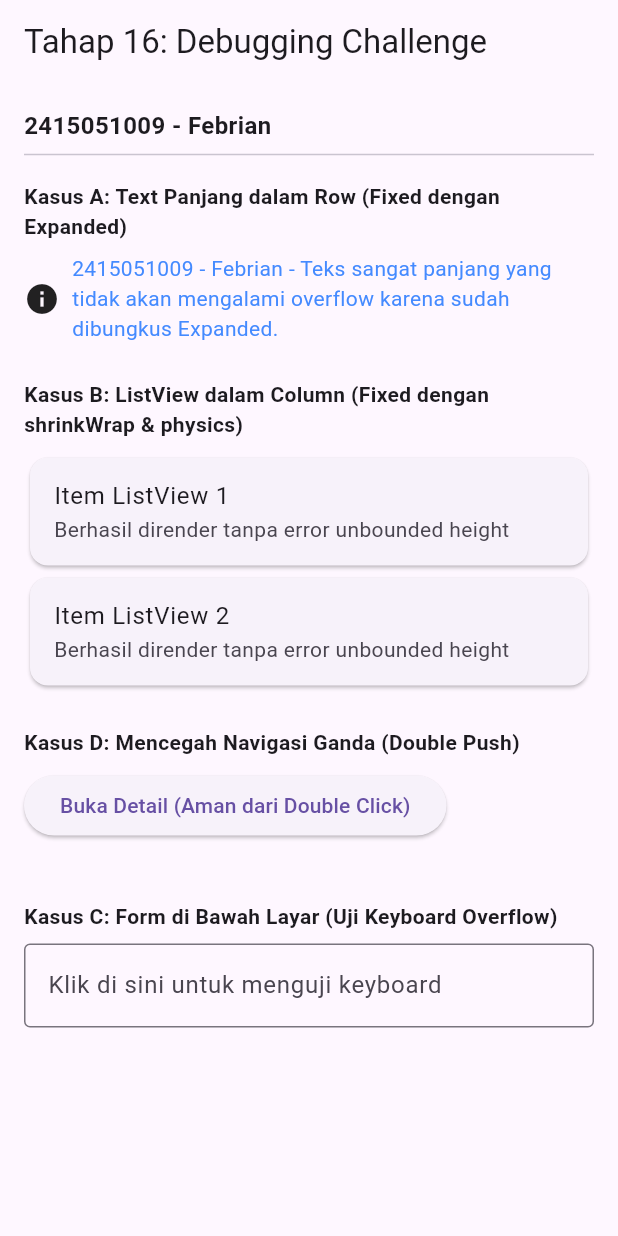
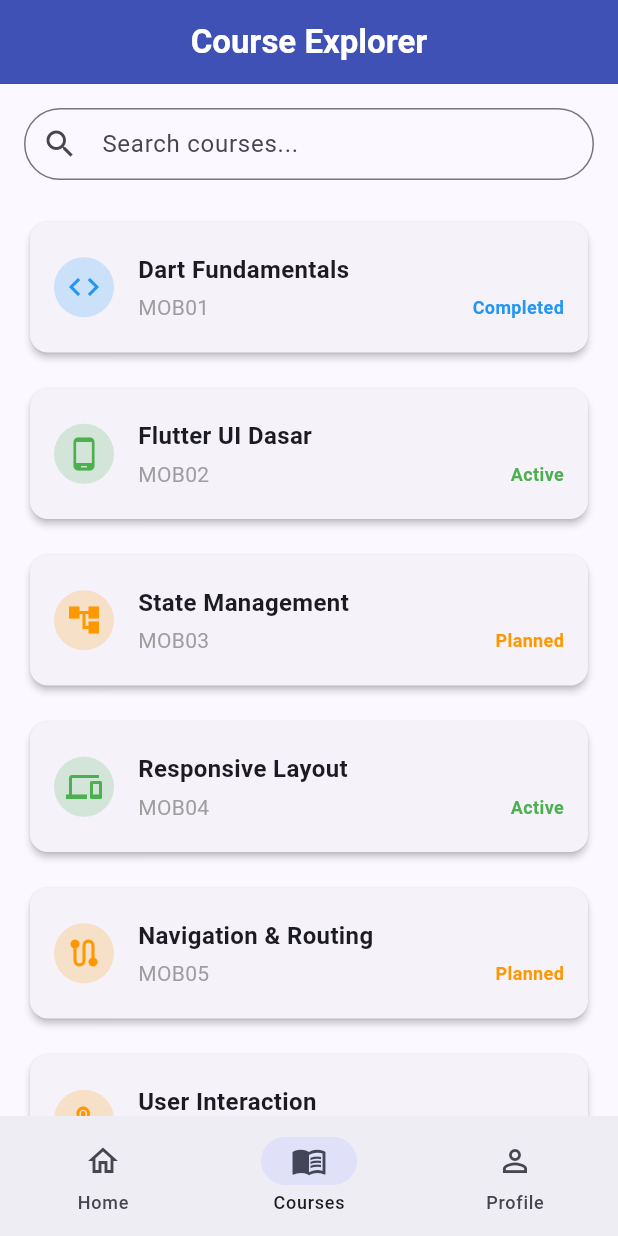
Before and after one commit to gedefebry236-hub/tugas_5_course_explorer, a Flutter app: the screen it shows after launch, on a phone screen of 412 x 824 dp. Run offline on Flutter 3.47's test engine with Material 3 defaults, Android fonts, the phone set to English and light mode, and no system bars.

Commit message:
Update main.dart to final Course Explorer app

```diff
--- a/lib/main.dart
+++ b/lib/main.dart
@@ -1,121 +1,224 @@
 import 'package:flutter/material.dart';
 
+// --- IDENTITAS MAHASISWA ---
 const String studentName = 'Febrian';
-const String studentId = '2415051009'; // NIM kamu
+const String studentId = '2415051009';
 
 void main() {
-  runApp(const MyApp());
+  runApp(const CourseExplorerApp());
 }
 
-class MyApp extends StatelessWidget {
-  const MyApp({super.key});
+class CourseExplorerApp extends StatelessWidget {
+  const CourseExplorerApp({super.key});
 
   @override
   Widget build(BuildContext context) {
-    return const MaterialApp(
+    return MaterialApp(
+      title: 'Course Explorer',
       debugShowCheckedModeBanner: false,
-      home: DebuggingChallengePage(),
+      theme: ThemeData(
+        colorScheme: ColorScheme.fromSeed(seedColor: Colors.indigo),
+        useMaterial3: true,
+        appBarTheme: const AppBarTheme(
+          backgroundColor: Colors.indigo,
+          foregroundColor: Colors.white,
+          centerTitle: true,
+        ),
+      ),
+      home: const ResponsiveShell(),
     );
   }
 }
 
-class DebuggingChallengePage extends StatefulWidget {
-  const DebuggingChallengePage({super.key});
+// ==========================================
+// 1. RESPONSIVE SHELL & ADAPTIVE NAVIGATION
+// ==========================================
+class ResponsiveShell extends StatefulWidget {
+  const ResponsiveShell({super.key});
 
   @override
-  State<DebuggingChallengePage> createState() => _DebuggingChallengePageState();
+  State<ResponsiveShell> createState() => _ResponsiveShellState();
 }
 
-class _DebuggingChallengePageState extends State<DebuggingChallengePage> {
-  // Flag untuk mencegah navigasi ganda (Kasus D)
-  bool _isNavigating = false;
+class _ResponsiveShellState extends State<ResponsiveShell> {
+  int _currentIndex = 1; // Otomatis membuka tab Courses (index 1)
 
-  void _navigateToDetail() async {
-    if (_isNavigating) return; // Mencegah klik ganda jika sedang dalam proses navigasi
-
-    setState(() => _isNavigating = true);
-
-    await Navigator.push(
-      context,
-      MaterialPageRoute(
-        builder: (_) => Scaffold(
-          appBar: AppBar(title: const Text('Detail Page')),
-          body: Center(
-            child: Text('$studentId - $studentName\nHalaman Detail', textAlign: TextAlign.center),
-          ),
-        ),
-      ),
-    );
-
-    setState(() => _isNavigating = false); // Reset status setelah kembali
-  }
+  final List<Widget> _pages = const [
+    HomePage(),
+    CoursesPage(),
+    ProfilePage(),
+  ];
 
   @override
   Widget build(BuildContext context) {
     return Scaffold(
-      appBar: AppBar(title: const Text('Tahap 16: Debugging Challenge')),
-      // Kasus C: Menggunakan SingleChildScrollView agar tidak overflow saat keyboard muncul
-      body: SingleChildScrollView(
-        padding: const EdgeInsets.all(16.0),
+      appBar: AppBar(
+        title: const Text('Course Explorer', style: TextStyle(fontWeight: FontWeight.bold)),
+      ),
+      body: LayoutBuilder(
+        builder: (context, constraints) {
+          if (constraints.maxWidth < 840) {
+            return Column(
+              children: [
+                Expanded(child: _pages[_currentIndex]),
+                NavigationBar(
+                  selectedIndex: _currentIndex,
+                  onDestinationSelected: (index) => setState(() => _currentIndex = index),
+                  destinations: const [
+                    NavigationDestination(icon: Icon(Icons.home_outlined), selectedIcon: Icon(Icons.home), label: 'Home'),
+                    NavigationDestination(icon: Icon(Icons.menu_book_outlined), selectedIcon: Icon(Icons.menu_book), label: 'Courses'),
+                    NavigationDestination(icon: Icon(Icons.person_outline), selectedIcon: Icon(Icons.person), label: 'Profile'),
+                  ],
+                ),
+              ],
+            );
+          }
+
+          return Row(
+            children: [
+              NavigationRail(
+                selectedIndex: _currentIndex,
+                onDestinationSelected: (index) => setState(() => _currentIndex = index),
+                labelType: NavigationRailLabelType.all,
+                destinations: const [
+                  NavigationRailDestination(icon: Icon(Icons.home_outlined), selectedIcon: Icon(Icons.home), label: Text('Home')),
+                  NavigationRailDestination(icon: Icon(Icons.menu_book_outlined), selectedIcon: Icon(Icons.menu_book), label: Text('Courses')),
+                  NavigationRailDestination(icon: Icon(Icons.person_outline), selectedIcon: Icon(Icons.person), label: Text('Profile')),
+                ],
+              ),
+              const VerticalDivider(thickness: 1, width: 1),
+              Expanded(child: _pages[_currentIndex]),
+            ],
+          );
+        },
+      ),
+    );
+  }
+}
+
+// ==========================================
+// 2. HALAMAN HOME
+// ==========================================
+class HomePage extends StatelessWidget {
+  const HomePage({super.key});
+
+  @override
+  Widget build(BuildContext context) {
+    return SingleChildScrollView(
+      padding: const EdgeInsets.all(24.0),
       child: Column(
-          crossAxisAlignment: CrossAxisAlignment.start,
+        crossAxisAlignment: CrossAxisAlignment.stretch,
         children: [
-            Text('$studentId - $studentName', style: const TextStyle(fontSize: 16, fontWeight: FontWeight.bold)),
-            const Divider(),
-            const SizedBox(height: 10),
-
-            // --- KASUS A: Solusi RenderFlex Overflow pada Row ---
-            const Text('Kasus A: Text Panjang dalam Row (Fixed dengan Expanded)', style: TextStyle(fontWeight: FontWeight.bold)),
-            const SizedBox(height: 8),
-            Row(
+          Container(
+            padding: const EdgeInsets.all(24),
+            decoration: BoxDecoration(
+              gradient: LinearGradient(colors: [Colors.indigo.shade300, Colors.indigo.shade600]),
+              borderRadius: BorderRadius.circular(16),
+            ),
+            child: Column(
               children: [
-                const Icon(Icons.info),
-                const SizedBox(width: 8),
-                // Pembungkus Expanded memaksa teks menyesuaikan sisa ruang Row
-                Expanded(
-                  child: Text(
-                    '$studentId - $studentName - Teks sangat panjang yang tidak akan mengalami overflow karena sudah dibungkus Expanded.',
-                    style: const TextStyle(color: Colors.blueAccent),
+                const Icon(Icons.school, size: 60, color: Colors.white),
+                const SizedBox(height: 16),
+                const Text('Selamat Datang di\nCourse Explorer', textAlign: TextAlign.center, style: TextStyle(fontSize: 24, fontWeight: FontWeight.bold, color: Colors.white)),
+                const SizedBox(height: 16),
+                Text('Mahasiswa: $studentName\nNIM: $studentId', textAlign: TextAlign.center, style: const TextStyle(fontSize: 16, color: Colors.white70)),
+              ],
             ),
           ),
         ],
       ),
-            const SizedBox(height: 24),
+    );
+  }
+}
 
-            // --- KASUS B: Solusi Unbounded Height pada ListView di dalam Column ---
-            const Text('Kasus B: ListView dalam Column (Fixed dengan shrinkWrap & physics)', style: TextStyle(fontWeight: FontWeight.bold)),
-            const SizedBox(height: 8),
-            ListView.builder(
-              shrinkWrap: true, // Membatasi tinggi ListView sesuai jumlah item
-              physics: const NeverScrollableScrollPhysics(), // Mematikan scroll internal ListView
-              itemCount: 2,
+// ==========================================
+// 3. HALAMAN COURSES (LIST/GRID)
+// ==========================================
+class CoursesPage extends StatelessWidget {
+  const CoursesPage({super.key});
+
+  final List<Map<String, dynamic>> _courses = const [
+    {'code': 'MOB01', 'title': 'Dart Fundamentals', 'status': 'Completed', 'icon': Icons.code},
+    {'code': 'MOB02', 'title': 'Flutter UI Dasar', 'status': 'Active', 'icon': Icons.phone_android},
+    {'code': 'MOB03', 'title': 'State Management', 'status': 'Planned', 'icon': Icons.account_tree},
+    {'code': 'MOB04', 'title': 'Responsive Layout', 'status': 'Active', 'icon': Icons.devices},
+    {'code': 'MOB05', 'title': 'Navigation & Routing', 'status': 'Planned', 'icon': Icons.route},
+    {'code': 'MOB06', 'title': 'User Interaction', 'status': 'Planned', 'icon': Icons.touch_app},
+  ];
+
+  @override
+  Widget build(BuildContext context) {
+    return Column(
+      children: [
+        Padding(
+          padding: const EdgeInsets.all(16.0),
+          child: TextField(
+            decoration: InputDecoration(
+              hintText: 'Search courses...',
+              prefixIcon: const Icon(Icons.search),
+              border: OutlineInputBorder(borderRadius: BorderRadius.circular(30)),
+              contentPadding: EdgeInsets.zero,
+            ),
+          ),
+        ),
+        Expanded(
+          child: LayoutBuilder(
+            builder: (context, constraints) {
+              int columns = constraints.maxWidth < 600 ? 1 : (constraints.maxWidth < 900 ? 2 : 3);
+              return GridView.builder(
+                padding: const EdgeInsets.symmetric(horizontal: 16, vertical: 8),
+                gridDelegate: SliverGridDelegateWithFixedCrossAxisCount(
+                  crossAxisCount: columns,
+                  crossAxisSpacing: 16,
+                  mainAxisSpacing: 16,
+                  childAspectRatio: columns == 1 ? 4.0 : 1.5,
+                ),
+                itemCount: _courses.length,
                 itemBuilder: (context, index) {
-                return Card(
-                  child: ListTile(
-                    title: Text('Item ListView ${index + 1}'),
-                    subtitle: const Text('Berhasil dirender tanpa error unbounded height'),
-                  ),
+                  final course = _courses[index];
+                  return CourseCardReusable(course: course);
+                },
               );
             },
           ),
-            const SizedBox(height: 24),
+        ),
+      ],
+    );
+  }
+}
 
-            // --- KASUS D: Mencegah Navigasi Ganda ---
-            const Text('Kasus D: Mencegah Navigasi Ganda (Double Push)', style: TextStyle(fontWeight: FontWeight.bold)),
-            const SizedBox(height: 8),
-            ElevatedButton(
-              onPressed: _isNavigating ? null : _navigateToDetail, // Disabled jika _isNavigating true
-              child: Text(_isNavigating ? 'Memproses...' : 'Buka Detail (Aman dari Double Click)'),
+class CourseCardReusable extends StatelessWidget {
+  final Map<String, dynamic> course;
+  const CourseCardReusable({super.key, required this.course});
+
+  @override
+  Widget build(BuildContext context) {
+    Color statusColor = course['status'] == 'Active' ? Colors.green : (course['status'] == 'Completed' ? Colors.blue : Colors.orange);
+
+    return Card(
+      elevation: 2,
+      shape: RoundedRectangleBorder(borderRadius: BorderRadius.circular(12)),
+      child: Padding(
+        padding: const EdgeInsets.all(16.0),
+        child: Row(
+          children: [
+            CircleAvatar(backgroundColor: statusColor.withOpacity(0.2), child: Icon(course['icon'], color: statusColor)),
+            const SizedBox(width: 16),
+            Expanded(
+              child: Column(
+                crossAxisAlignment: CrossAxisAlignment.start,
+                mainAxisAlignment: MainAxisAlignment.center,
+                children: [
+                  Text(course['title'], style: const TextStyle(fontWeight: FontWeight.bold, fontSize: 16), maxLines: 1, overflow: TextOverflow.ellipsis),
+                  const SizedBox(height: 4),
+                  Row(
+                    mainAxisAlignment: MainAxisAlignment.spaceBetween,
+                    children: [
+                      Text(course['code'], style: const TextStyle(color: Colors.grey)),
+                      Text(course['status'], style: TextStyle(color: statusColor, fontWeight: FontWeight.bold, fontSize: 12)),
+                    ],
                   ),
-            const SizedBox(height: 40),
-
-            // --- KASUS C: Form Dekat Bagian Bawah Layar ---
-            const Text('Kasus C: Form di Bawah Layar (Uji Keyboard Overflow)', style: TextStyle(fontWeight: FontWeight.bold)),
-            const SizedBox(height: 8),
-            const TextField(
-              decoration: InputDecoration(
-                labelText: 'Klik di sini untuk menguji keyboard',
-                border: OutlineInputBorder(),
+                ],
               ),
             ),
           ],
@@ -124,3 +227,17 @@ class _DebuggingChallengePageState extends State<DebuggingChallengePage> {
     );
   }
 }
+
+// ==========================================
+// 4. HALAMAN PROFILE
+// ==========================================
+class ProfilePage extends StatelessWidget {
+  const ProfilePage({super.key});
+
+  @override
+  Widget build(BuildContext context) {
+    return const Center(
+      child: Text('Profile Page\n2415051009 - Febrian', textAlign: TextAlign.center, style: TextStyle(fontSize: 18)),
+    );
+  }
+}
```
Lines whose indentation alone changed are shown as unchanged.
